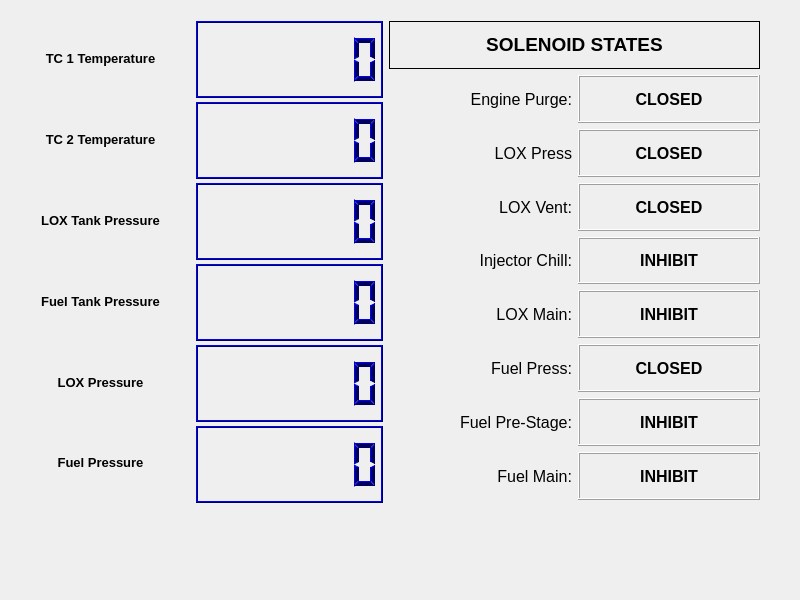
Before: the Qt Designer form Qt/DS18B20_Qt/dialog.ui in ERAU45kBiProp/QT_TestStand_Interface, drawn with Qt 5.
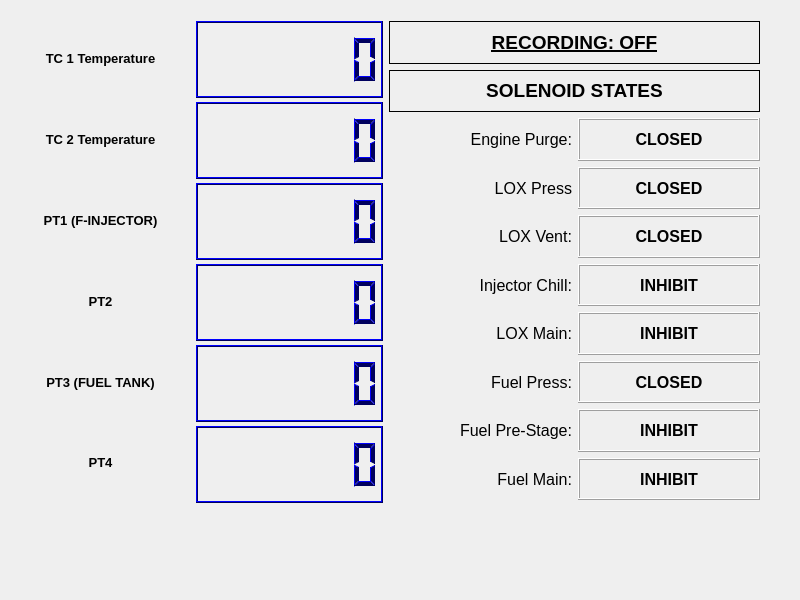
After: the same form once the commit is applied.

```diff
--- a/Qt/DS18B20_Qt/dialog.ui
+++ b/Qt/DS18B20_Qt/dialog.ui
@@ -404,7 +404,7 @@
            </font>
           </property>
           <property name="text">
-           <string>&lt;html&gt;&lt;head/&gt;&lt;body&gt;&lt;p&gt;LOX Tank Pressure&lt;/p&gt;&lt;/body&gt;&lt;/html&gt;</string>
+           <string>&lt;html&gt;&lt;head/&gt;&lt;body&gt;&lt;p&gt;PT1 (F-INJECTOR)&lt;/p&gt;&lt;/body&gt;&lt;/html&gt;</string>
           </property>
           <property name="alignment">
            <set>Qt::AlignCenter</set>
@@ -583,7 +583,7 @@
            </font>
           </property>
           <property name="text">
-           <string>&lt;html&gt;&lt;head/&gt;&lt;body&gt;&lt;p&gt;Fuel Tank Pressure&lt;/p&gt;&lt;/body&gt;&lt;/html&gt;</string>
+           <string>&lt;html&gt;&lt;head/&gt;&lt;body&gt;&lt;p&gt;PT2&lt;/p&gt;&lt;/body&gt;&lt;/html&gt;</string>
           </property>
           <property name="alignment">
            <set>Qt::AlignCenter</set>
@@ -762,7 +762,7 @@
            </font>
           </property>
           <property name="text">
-           <string>&lt;html&gt;&lt;head/&gt;&lt;body&gt;&lt;p&gt;LOX Pressure&lt;/p&gt;&lt;/body&gt;&lt;/html&gt;</string>
+           <string>&lt;html&gt;&lt;head/&gt;&lt;body&gt;&lt;p&gt;PT3 (FUEL TANK)&lt;/p&gt;&lt;/body&gt;&lt;/html&gt;</string>
           </property>
           <property name="alignment">
            <set>Qt::AlignCenter</set>
@@ -941,7 +941,7 @@
            </font>
           </property>
           <property name="text">
-           <string>&lt;html&gt;&lt;head/&gt;&lt;body&gt;&lt;p&gt;Fuel Pressure&lt;/p&gt;&lt;/body&gt;&lt;/html&gt;</string>
+           <string>&lt;html&gt;&lt;head/&gt;&lt;body&gt;&lt;p&gt;PT4&lt;/p&gt;&lt;/body&gt;&lt;/html&gt;</string>
           </property>
           <property name="alignment">
            <set>Qt::AlignCenter</set>
@@ -1118,6 +1118,30 @@
       <property name="bottomMargin">
        <number>0</number>
       </property>
+      <item>
+       <widget class="QLabel" name="recordingLabel">
+        <property name="font">
+         <font>
+          <pointsize>14</pointsize>
+          <weight>75</weight>
+          <bold>true</bold>
+          <underline>true</underline>
+         </font>
+        </property>
+        <property name="frameShape">
+         <enum>QFrame::Panel</enum>
+        </property>
+        <property name="text">
+         <string>RECORDING: OFF</string>
+        </property>
+        <property name="textFormat">
+         <enum>Qt::PlainText</enum>
+        </property>
+        <property name="alignment">
+         <set>Qt::AlignCenter</set>
+        </property>
+       </widget>
+      </item>
       <item>
        <widget class="QLabel" name="StateTitle">
         <property name="font">
```
